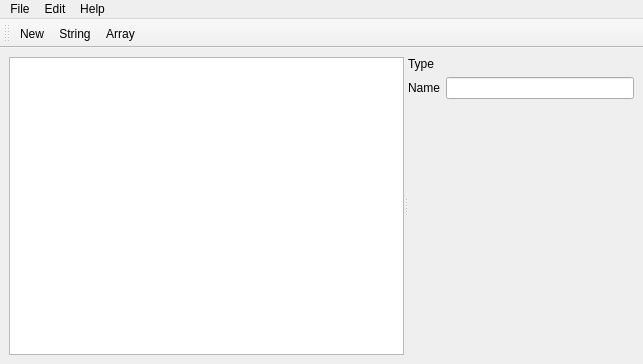
knalum/qt_stuff, file qtree1/mainwindow.ui: the form before one commit.
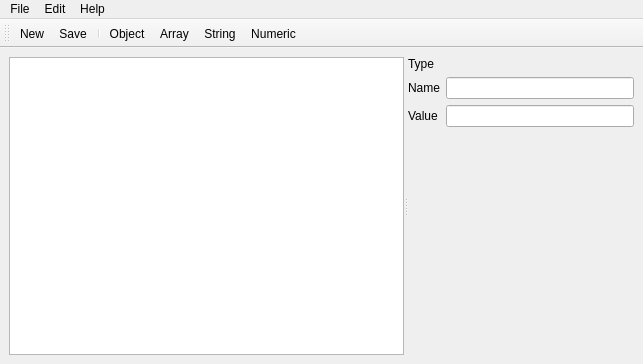
The form after the commit. Icons and pictures are not drawn.

```diff
--- a/qtree1/mainwindow.ui
+++ b/qtree1/mainwindow.ui
@@ -59,6 +59,16 @@
           </property>
          </widget>
         </item>
+        <item row="2" column="0">
+         <widget class="QLabel" name="label_3">
+          <property name="text">
+           <string>Value</string>
+          </property>
+         </widget>
+        </item>
+        <item row="2" column="1">
+         <widget class="QLineEdit" name="valueField"/>
+        </item>
        </layout>
       </widget>
      </widget>
@@ -116,8 +126,12 @@
     <bool>false</bool>
    </attribute>
    <addaction name="actionNew"/>
-   <addaction name="actionString_Item"/>
+   <addaction name="actionSave"/>
+   <addaction name="separator"/>
+   <addaction name="actionAdd_object"/>
    <addaction name="actionArray"/>
+   <addaction name="actionString_Item"/>
+   <addaction name="actionNumeric"/>
   </widget>
   <action name="actionNew">
    <property name="icon">
@@ -176,6 +190,24 @@
     <string>Ctrl+Shift+S</string>
    </property>
   </action>
+  <action name="actionAdd_object">
+   <property name="icon">
+    <iconset resource="res.qrc">
+     <normaloff>:/res/img/module.png</normaloff>:/res/img/module.png</iconset>
+   </property>
+   <property name="text">
+    <string>Object</string>
+   </property>
+  </action>
+  <action name="actionNumeric">
+   <property name="icon">
+    <iconset resource="res.qrc">
+     <normaloff>:/res/img/numeric.png</normaloff>:/res/img/numeric.png</iconset>
+   </property>
+   <property name="text">
+    <string>Numeric</string>
+   </property>
+  </action>
  </widget>
  <resources>
   <include location="res.qrc"/>
```
Left out of the diff: 6 changed lines with no effect on the pictures.
